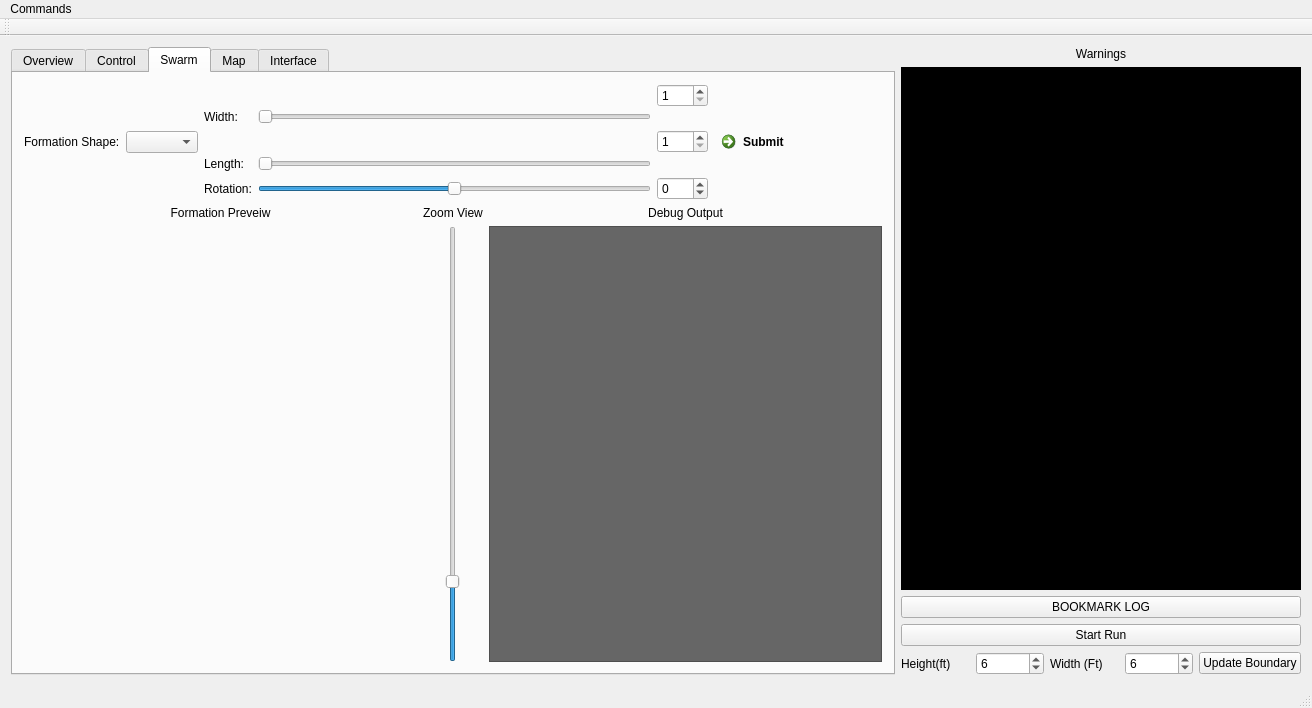
Above: modules/ControlGUI/mainwindow.ui from YCP-Swarm-Robotics-Capstone-2020-2021/SRCSim before the change. Below: the same form after it.
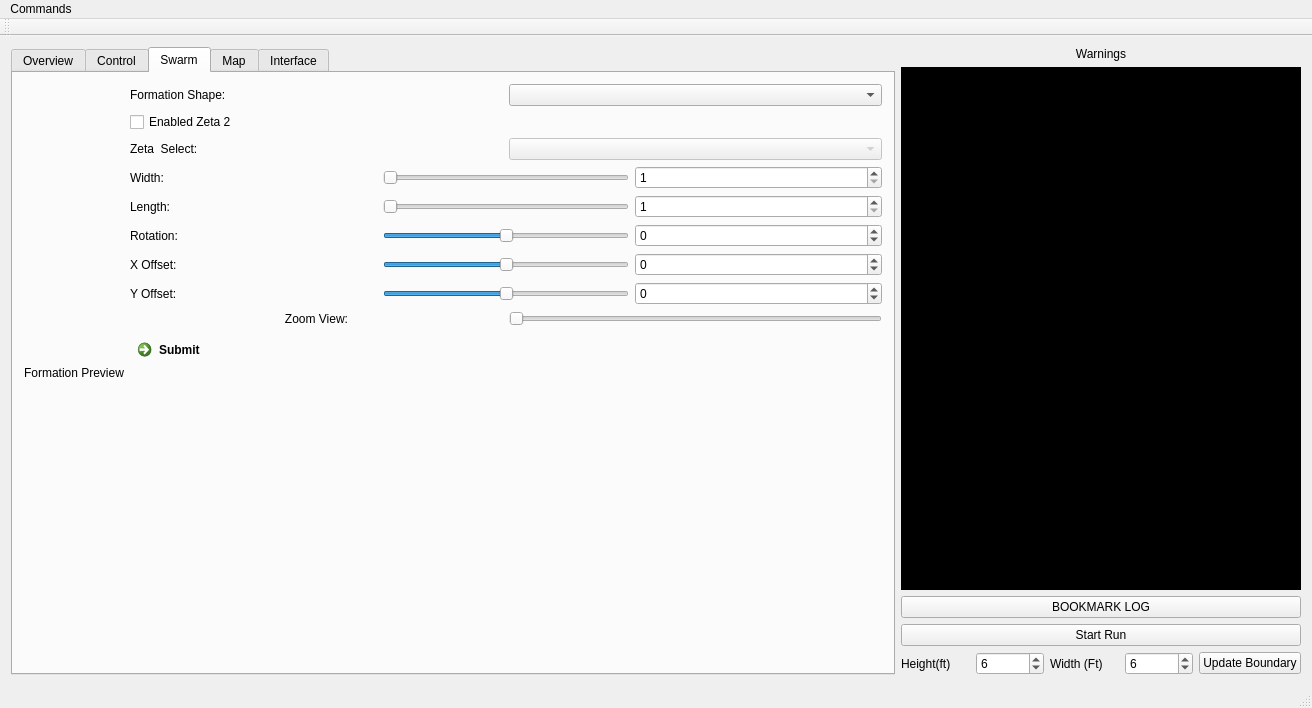
That is the form after the change. The open tabs and pages were chosen to show the change.

Commit message: SRC-Phase1: The UI is done. It is very pretty.

```diff
--- a/modules/ControlGUI/mainwindow.ui
+++ b/modules/ControlGUI/mainwindow.ui
@@ -908,32 +908,127 @@
        <attribute name="title">
         <string>Swarm</string>
        </attribute>
+       <layout class="QHBoxLayout" name="horizontalLayout_15">
+        <item>
        <layout class="QVBoxLayout" name="verticalLayout_8">
         <item>
-         <layout class="QHBoxLayout" name="horizontalLayout_11">
+           <widget class="QLabel" name="label_18">
+            <property name="sizePolicy">
+             <sizepolicy hsizetype="Minimum" vsizetype="Minimum">
+              <horstretch>0</horstretch>
+              <verstretch>0</verstretch>
+             </sizepolicy>
+            </property>
+            <property name="text">
+             <string>Formation Preview</string>
+            </property>
+            <property name="alignment">
+             <set>Qt::AlignCenter</set>
+            </property>
+           </widget>
+          </item>
           <item>
-           <layout class="QHBoxLayout" name="horizontalLayout_10">
+           <layout class="QGridLayout" name="glLayout">
+            <property name="sizeConstraint">
+             <enum>QLayout::SetMaximumSize</enum>
+            </property>
+           </layout>
+          </item>
+         </layout>
+        </item>
+        <item>
+         <layout class="QVBoxLayout" name="verticalLayout_4">
+          <item>
+           <layout class="QVBoxLayout" name="verticalLayout_6">
+            <item>
+             <layout class="QHBoxLayout" name="horizontalLayout_12">
             <item>
              <widget class="QLabel" name="label_13">
+                <property name="sizePolicy">
+                 <sizepolicy hsizetype="Minimum" vsizetype="Preferred">
+                  <horstretch>0</horstretch>
+                  <verstretch>0</verstretch>
+                 </sizepolicy>
+                </property>
               <property name="text">
                <string>Formation Shape:</string>
               </property>
              </widget>
             </item>
             <item>
-             <widget class="QComboBox" name="shapeSelection"/>
+               <widget class="QComboBox" name="shapeSelection">
+                <property name="sizePolicy">
+                 <sizepolicy hsizetype="Minimum" vsizetype="Fixed">
+                  <horstretch>0</horstretch>
+                  <verstretch>0</verstretch>
+                 </sizepolicy>
+                </property>
+               </widget>
+              </item>
+             </layout>
+            </item>
+            <item>
+             <widget class="QCheckBox" name="Zeta2Checkbox">
+              <property name="text">
+               <string>Enabled Zeta 2</string>
+              </property>
+             </widget>
+            </item>
+            <item>
+             <layout class="QHBoxLayout" name="horizontalLayout_11">
+              <item>
+               <widget class="QLabel" name="label_29">
+                <property name="sizePolicy">
+                 <sizepolicy hsizetype="Minimum" vsizetype="Preferred">
+                  <horstretch>0</horstretch>
+                  <verstretch>0</verstretch>
+                 </sizepolicy>
+                </property>
+                <property name="text">
+                 <string>Zeta  Select:</string>
+                </property>
+               </widget>
+              </item>
+              <item>
+               <widget class="QComboBox" name="ZetaSelectBox">
+                <property name="enabled">
+                 <bool>false</bool>
+                </property>
+                <property name="sizePolicy">
+                 <sizepolicy hsizetype="Minimum" vsizetype="Fixed">
+                  <horstretch>0</horstretch>
+                  <verstretch>0</verstretch>
+                 </sizepolicy>
+                </property>
+               </widget>
+              </item>
+             </layout>
+            </item>
+           </layout>
             </item>
             <item>
              <layout class="QGridLayout" name="gridLayout_7">
-              <item row="0" column="0" rowspan="2">
+            <item row="0" column="0">
                <widget class="QLabel" name="label_14">
+              <property name="sizePolicy">
+               <sizepolicy hsizetype="Minimum" vsizetype="Preferred">
+                <horstretch>0</horstretch>
+                <verstretch>0</verstretch>
+               </sizepolicy>
+              </property>
                 <property name="text">
                  <string>Width:</string>
                 </property>
                </widget>
               </item>
-              <item row="0" column="1" rowspan="2">
+            <item row="0" column="1">
                <widget class="QSlider" name="horizontalSlider_3">
+              <property name="sizePolicy">
+               <sizepolicy hsizetype="Minimum" vsizetype="Fixed">
+                <horstretch>0</horstretch>
+                <verstretch>0</verstretch>
+               </sizepolicy>
+              </property>
                 <property name="minimum">
                  <number>1</number>
                 </property>
@@ -955,25 +1050,27 @@
                 </property>
                </widget>
               </item>
-              <item row="1" column="2" rowspan="2">
-               <widget class="QSpinBox" name="lengthBox">
-                <property name="minimum">
-                 <number>1</number>
-                </property>
-                <property name="maximum">
-                 <number>6</number>
-                </property>
-               </widget>
-              </item>
-              <item row="2" column="0">
+            <item row="1" column="0">
                <widget class="QLabel" name="label_15">
+              <property name="sizePolicy">
+               <sizepolicy hsizetype="Minimum" vsizetype="Preferred">
+                <horstretch>0</horstretch>
+                <verstretch>0</verstretch>
+               </sizepolicy>
+              </property>
                 <property name="text">
                  <string>Length:</string>
                 </property>
                </widget>
               </item>
-              <item row="2" column="1">
+            <item row="1" column="1">
                <widget class="QSlider" name="horizontalSlider_2">
+              <property name="sizePolicy">
+               <sizepolicy hsizetype="Minimum" vsizetype="Fixed">
+                <horstretch>0</horstretch>
+                <verstretch>0</verstretch>
+               </sizepolicy>
+              </property>
                 <property name="minimum">
                  <number>1</number>
                 </property>
@@ -985,15 +1082,37 @@
                 </property>
                </widget>
               </item>
-              <item row="3" column="0">
+            <item row="1" column="2">
+             <widget class="QSpinBox" name="lengthBox">
+              <property name="minimum">
+               <number>1</number>
+              </property>
+              <property name="maximum">
+               <number>6</number>
+              </property>
+             </widget>
+            </item>
+            <item row="2" column="0">
                <widget class="QLabel" name="label_16">
+              <property name="sizePolicy">
+               <sizepolicy hsizetype="Minimum" vsizetype="Preferred">
+                <horstretch>0</horstretch>
+                <verstretch>0</verstretch>
+               </sizepolicy>
+              </property>
                 <property name="text">
                  <string>Rotation:</string>
                 </property>
                </widget>
               </item>
-              <item row="3" column="1">
+            <item row="2" column="1">
                <widget class="QSlider" name="horizontalSlider">
+              <property name="sizePolicy">
+               <sizepolicy hsizetype="Minimum" vsizetype="Fixed">
+                <horstretch>0</horstretch>
+                <verstretch>0</verstretch>
+               </sizepolicy>
+              </property>
                 <property name="minimum">
                  <number>-180</number>
                 </property>
@@ -1005,7 +1124,7 @@
                 </property>
                </widget>
               </item>
-              <item row="3" column="2">
+            <item row="2" column="2">
                <widget class="QSpinBox" name="rotationBox">
                 <property name="minimum">
                  <number>-180</number>
@@ -1015,155 +1134,120 @@
                 </property>
                </widget>
               </item>
-             </layout>
-            </item>
-           </layout>
-          </item>
-          <item>
-           <layout class="QVBoxLayout" name="verticalLayout_6">
-            <item>
-             <spacer name="verticalSpacer_3">
-              <property name="orientation">
-               <enum>Qt::Vertical</enum>
-              </property>
-              <property name="sizeType">
-               <enum>QSizePolicy::Minimum</enum>
-              </property>
-              <property name="sizeHint" stdset="0">
-               <size>
-                <width>20</width>
-                <height>40</height>
-               </size>
-              </property>
-             </spacer>
-            </item>
-            <item>
-             <widget class="QCommandLinkButton" name="submitZeta">
-              <property name="text">
-               <string>Submit</string>
-              </property>
-             </widget>
-            </item>
-            <item>
-             <spacer name="verticalSpacer_4">
-              <property name="orientation">
-               <enum>Qt::Vertical</enum>
-              </property>
-              <property name="sizeType">
-               <enum>QSizePolicy::Minimum</enum>
-              </property>
-              <property name="sizeHint" stdset="0">
-               <size>
-                <width>20</width>
-                <height>40</height>
-               </size>
-              </property>
-             </spacer>
-            </item>
-           </layout>
-          </item>
-         </layout>
-        </item>
-        <item>
-         <layout class="QGridLayout" name="gridLayout_8">
-          <item row="0" column="0">
-           <widget class="QLabel" name="label_18">
-            <property name="text">
-             <string>Formation Preveiw</string>
-            </property>
-            <property name="alignment">
-             <set>Qt::AlignCenter</set>
-            </property>
-           </widget>
-          </item>
-          <item row="0" column="1">
-           <widget class="QLabel" name="label_19">
-            <property name="text">
-             <string>Zoom View</string>
-            </property>
-            <property name="alignment">
-             <set>Qt::AlignCenter</set>
-            </property>
-           </widget>
-          </item>
-          <item row="0" column="2">
+            <item row="3" column="0">
            <widget class="QLabel" name="label_17">
+              <property name="sizePolicy">
+               <sizepolicy hsizetype="Minimum" vsizetype="Preferred">
+                <horstretch>0</horstretch>
+                <verstretch>0</verstretch>
+               </sizepolicy>
+              </property>
             <property name="text">
-             <string>Debug Output</string>
+               <string>X Offset: </string>
+              </property>
+             </widget>
+            </item>
+            <item row="3" column="1">
+             <widget class="QSlider" name="horizontalSlider_4">
+              <property name="sizePolicy">
+               <sizepolicy hsizetype="Minimum" vsizetype="Fixed">
+                <horstretch>0</horstretch>
+                <verstretch>0</verstretch>
+               </sizepolicy>
+              </property>
+              <property name="minimum">
+               <number>-100</number>
+              </property>
+              <property name="maximum">
+               <number>100</number>
+              </property>
+              <property name="orientation">
+               <enum>Qt::Horizontal</enum>
+              </property>
+             </widget>
+            </item>
+            <item row="3" column="2">
+             <widget class="QSpinBox" name="XOffsetBox">
+              <property name="minimum">
+               <number>-100</number>
+              </property>
+              <property name="maximum">
+               <number>100</number>
+              </property>
+              <property name="singleStep">
+               <number>1</number>
+              </property>
+             </widget>
+            </item>
+            <item row="4" column="0">
+             <widget class="QLabel" name="label_28">
+              <property name="sizePolicy">
+               <sizepolicy hsizetype="Minimum" vsizetype="Preferred">
+                <horstretch>0</horstretch>
+                <verstretch>0</verstretch>
+               </sizepolicy>
+              </property>
+              <property name="text">
+               <string>Y Offset:</string>
+              </property>
+             </widget>
+            </item>
+            <item row="4" column="1">
+             <widget class="QSlider" name="horizontalSlider_5">
+              <property name="sizePolicy">
+               <sizepolicy hsizetype="Minimum" vsizetype="Fixed">
+                <horstretch>0</horstretch>
+                <verstretch>0</verstretch>
+               </sizepolicy>
+              </property>
+              <property name="minimum">
+               <number>-100</number>
+              </property>
+              <property name="maximum">
+               <number>100</number>
+              </property>
+              <property name="orientation">
+               <enum>Qt::Horizontal</enum>
+              </property>
+             </widget>
+            </item>
+            <item row="4" column="2">
+             <widget class="QSpinBox" name="YOffsetBox">
+              <property name="minimum">
+               <number>-100</number>
+              </property>
+              <property name="maximum">
+               <number>100</number>
+              </property>
+             </widget>
+            </item>
+           </layout>
+          </item>
+          <item>
+           <layout class="QHBoxLayout" name="horizontalLayout_10">
+            <item>
+             <widget class="QLabel" name="label_19">
+              <property name="sizePolicy">
+               <sizepolicy hsizetype="Minimum" vsizetype="Preferred">
+                <horstretch>0</horstretch>
+                <verstretch>0</verstretch>
+               </sizepolicy>
+              </property>
+              <property name="text">
+               <string>Zoom View:</string>
             </property>
             <property name="alignment">
              <set>Qt::AlignCenter</set>
             </property>
            </widget>
           </item>
-          <item row="1" column="0">
-           <layout class="QVBoxLayout" name="verticalLayout_7">
-            <item>
-             <layout class="QGridLayout" name="glLayout"/>
-            </item>
-           </layout>
-          </item>
-          <item row="1" column="1">
-           <layout class="QHBoxLayout" name="horizontalLayout_12">
             <item>
              <widget class="QSlider" name="zoomSlider">
-              <property name="styleSheet">
-               <string notr="true">QSlider::groove:horizontal {
-border: 1px solid #bbb;
-background: white;
-height: 10px;
-border-radius: 4px;
-}
-
-QSlider::sub-page:horizontal {
-background: qlineargradient(x1: 0, y1: 0,    x2: 0, y2: 1,
-    stop: 0 #66e, stop: 1 #bbf);
-background: qlineargradient(x1: 0, y1: 0.2, x2: 1, y2: 1,
-    stop: 0 #bbf, stop: 1 #55f);
-border: 1px solid #777;
-height: 10px;
-border-radius: 4px;
-}
-
-QSlider::add-page:horizontal {
-background: #fff;
-border: 1px solid #777;
-height: 10px;
-border-radius: 4px;
-}
-
-QSlider::handle:horizontal {
-background: qlineargradient(x1:0, y1:0, x2:1, y2:1,
-    stop:0 #eee, stop:1 #ccc);
-border: 1px solid #777;
-width: 13px;
-margin-top: -2px;
-margin-bottom: -2px;
-border-radius: 4px;
-}
-
-QSlider::handle:horizontal:hover {
-background: qlineargradient(x1:0, y1:0, x2:1, y2:1,
-    stop:0 #fff, stop:1 #ddd);
-border: 1px solid #444;
-border-radius: 4px;
-}
-
-QSlider::sub-page:horizontal:disabled {
-background: #bbb;
-border-color: #999;
-}
-
-QSlider::add-page:horizontal:disabled {
-background: #eee;
-border-color: #999;
-}
-
-QSlider::handle:horizontal:disabled {
-background: #eee;
-border: 1px solid #aaa;
-border-radius: 4px;
-}</string>
+              <property name="sizePolicy">
+               <sizepolicy hsizetype="Minimum" vsizetype="Fixed">
+                <horstretch>0</horstretch>
+                <verstretch>0</verstretch>
+               </sizepolicy>
               </property>
               <property name="minimum">
                <number>1</number>
@@ -1171,32 +1255,39 @@
               <property name="maximum">
                <number>30</number>
               </property>
-              <property name="singleStep">
-               <number>2</number>
-              </property>
-              <property name="value">
-               <number>6</number>
-              </property>
               <property name="orientation">
-               <enum>Qt::Vertical</enum>
+               <enum>Qt::Horizontal</enum>
               </property>
              </widget>
             </item>
            </layout>
           </item>
-          <item row="1" column="2">
-           <widget class="QTextBrowser" name="textBrowser_2">
+          <item>
+           <widget class="QCommandLinkButton" name="submitZeta">
             <property name="sizePolicy">
-             <sizepolicy hsizetype="Preferred" vsizetype="Expanding">
+             <sizepolicy hsizetype="Minimum" vsizetype="Minimum">
               <horstretch>0</horstretch>
               <verstretch>0</verstretch>
              </sizepolicy>
             </property>
-            <property name="styleSheet">
-             <string notr="true">background-color:rgb(102, 102, 102)</string>
+            <property name="text">
+             <string>Submit</string>
             </property>
            </widget>
           </item>
+          <item>
+           <spacer name="verticalSpacer_3">
+            <property name="orientation">
+             <enum>Qt::Vertical</enum>
+            </property>
+            <property name="sizeHint" stdset="0">
+             <size>
+              <width>20</width>
+              <height>40</height>
+             </size>
+            </property>
+           </spacer>
+          </item>
          </layout>
         </item>
        </layout>
```
Left out of the diff: 130 changed lines with no effect on the pictures. Lines whose indentation alone changed are shown as unchanged. The commit also changes 7 other files.
